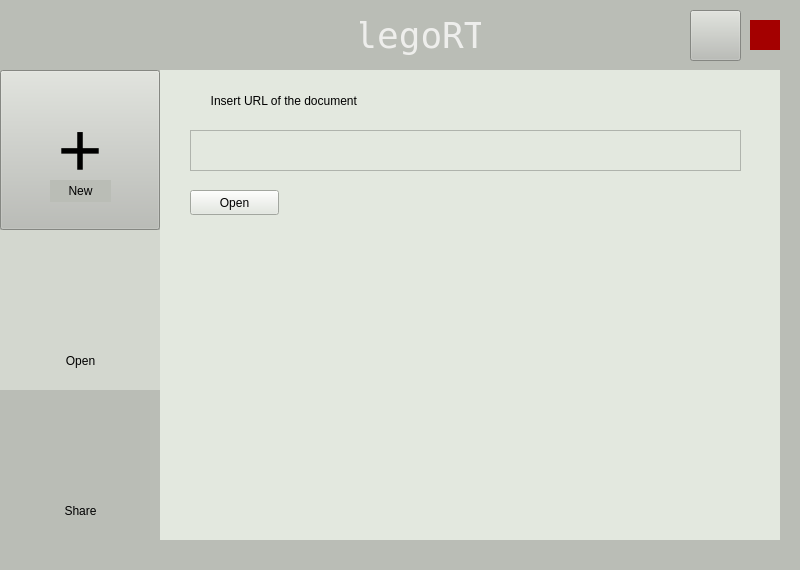
nopesir/pds-project, file client/homewindow.ui: the form before one commit.
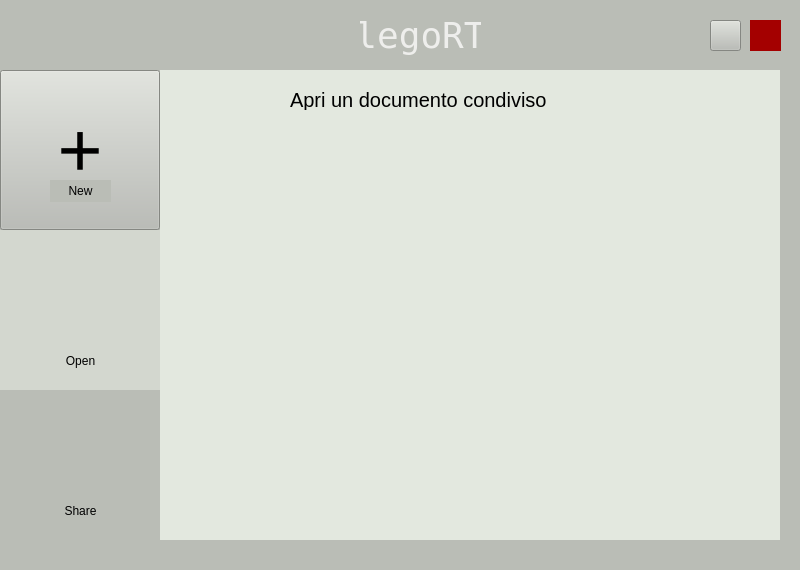
The form after the commit. Icons and pictures are not drawn.

Commit message: chaged URL share method, fixed default behaviour when clicking X open file o share file

```diff
--- a/client/homewindow.ui
+++ b/client/homewindow.ui
@@ -101,40 +101,19 @@
       <widget class="QLabel" name="label_3">
        <property name="geometry">
         <rect>
-         <x>30</x>
+         <x>130</x>
          <y>20</y>
-         <width>191</width>
-         <height>22</height>
+         <width>271</width>
+         <height>20</height>
         </rect>
        </property>
-       <property name="text">
-        <string>Insert URL of the document </string>
+       <property name="font">
+        <font>
+         <pointsize>15</pointsize>
+        </font>
        </property>
-       <property name="alignment">
-        <set>Qt::AlignCenter</set>
-       </property>
-      </widget>
-      <widget class="QTextEdit" name="urlTextEdit">
-       <property name="geometry">
-        <rect>
-         <x>30</x>
-         <y>60</y>
-         <width>551</width>
-         <height>41</height>
-        </rect>
-       </property>
-      </widget>
-      <widget class="QPushButton" name="openUrlButton">
-       <property name="geometry">
-        <rect>
-         <x>30</x>
-         <y>120</y>
-         <width>89</width>
-         <height>25</height>
-        </rect>
-       </property>
        <property name="text">
-        <string>Open</string>
+        <string>Apri un documento condiviso</string>
        </property>
       </widget>
      </widget>
@@ -363,8 +342,8 @@
      <rect>
       <x>750</x>
       <y>20</y>
-      <width>30</width>
-      <height>30</height>
+      <width>31</width>
+      <height>31</height>
      </rect>
     </property>
     <property name="cursor">
@@ -383,9 +362,14 @@
      <string/>
     </property>
     <property name="styleSheet">
-     <string notr="true">background-color: rgb(164, 0, 0);
+     <string notr="true">#logoutButton{
+background-color: rgb(164, 0, 0);
 color: rgb(211, 215, 207);
-border: transparent;</string>
+border: transparent;
+}
+#logoutButton:hover {
+    border: 8px solid rgb(164, 0, 0);
+}</string>
     </property>
     <property name="text">
      <string extracomment="aaaaaaaaa"/>
@@ -404,10 +388,10 @@
    <widget class="QPushButton" name="viewProfile">
     <property name="geometry">
      <rect>
-      <x>690</x>
-      <y>10</y>
-      <width>51</width>
-      <height>51</height>
+      <x>710</x>
+      <y>20</y>
+      <width>31</width>
+      <height>31</height>
      </rect>
     </property>
     <property name="styleSheet">
@@ -431,7 +415,7 @@
     </property>
     <property name="iconSize">
      <size>
-      <width>34</width>
+      <width>26</width>
       <height>34</height>
      </size>
     </property>
```
Left out of the diff: 14 changed lines with no effect on the pictures. The commit also changes 2 other files.
